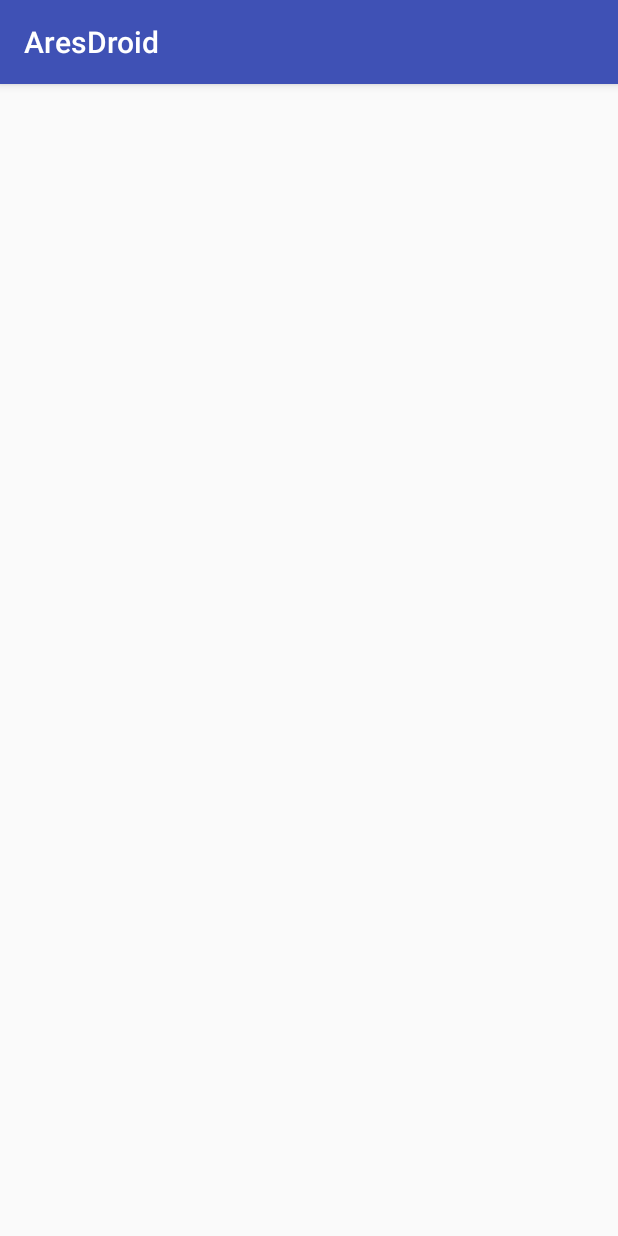
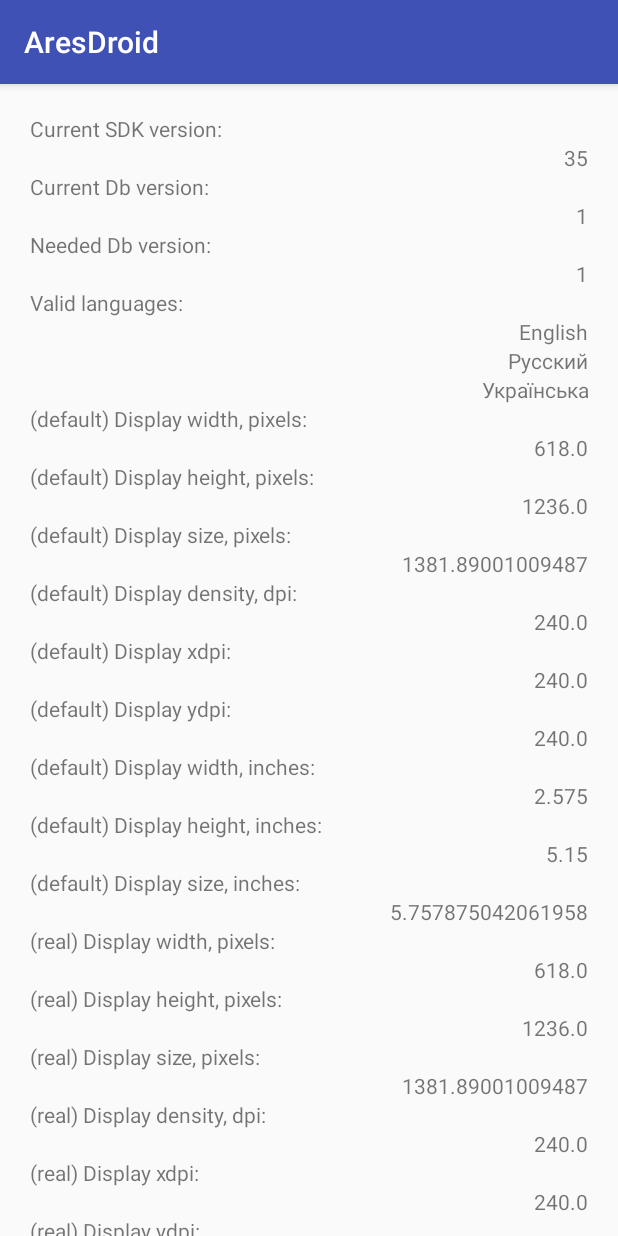
Before and after one commit to marbug/AresDroid, an Android app: the screen it shows after launch (MainActivity), on a phone screen of 412 x 824 dp. Run offline under Robolectric (Android 15) with nearby library versions, the phone set to English and light mode, and no system bars.

Commit message:
add AresDbHelper, AresInfoActivity, AresValidLanguage

```diff
--- /dev/null
+++ b/app/src/main/java/com/github/vavooon/aresdroid/AresDbHelper.java
@@ -0,0 +1,136 @@
+package com.github.vavooon.aresdroid;
+
+import android.content.Context;
+import android.database.Cursor;
+import android.database.sqlite.SQLiteDatabase;
+import android.database.sqlite.SQLiteOpenHelper;
+import android.provider.BaseColumns;
+import android.util.Log;
+
+import com.github.vavooon.aresdroid.entity.AresValidLanguage;
+
+import java.util.ArrayList;
+
+public class AresDbHelper extends SQLiteOpenHelper {
+    public static final String DATABASE_NAME = "ares.droid.db";
+    public static final String LOG_TAG = AresDbHelper.class.getSimpleName();
+
+    // If you change the database schema, you must increment the database version here:
+    public static final int DATABASE_VERSION = 1;
+
+    public AresDbHelper(Context context) {
+        super(context, DATABASE_NAME, null, DATABASE_VERSION);
+
+        Log.d(LOG_TAG, "constructor");
+    }
+
+    public static final class DbVersion implements BaseColumns {
+        public static final String TABLE_NAME = "db_version";
+
+        public static final String COLUMN_ID = "db_version_id";
+        public static final String COLUMN_NUMBER = "db_version_number";
+
+        public static final int COLUMN_INDEX_ID = 0;
+        public static final int COLUMN_INDEX_NUMBER = COLUMN_INDEX_ID + 1;
+    }
+
+    @Override
+    public void onCreate(SQLiteDatabase sqLiteDatabase) {
+        Log.d(LOG_TAG, "onCreate");
+
+        this.createDbVersionTable(sqLiteDatabase);
+        this.addDbVersion(sqLiteDatabase);
+
+        AresValidLanguage.createValidLanguageTable(sqLiteDatabase);
+        AresValidLanguage.addValidLanguages(sqLiteDatabase);
+    }
+
+    public void createDbVersionTable(SQLiteDatabase sqLiteDatabase) {
+        final String SQL_CREATE_DB_VERSION_TABLE = "CREATE TABLE " + DbVersion.TABLE_NAME + " (" +
+                DbVersion.COLUMN_ID + " INTEGER PRIMARY KEY, " +
+                DbVersion.COLUMN_NUMBER + " INTEGER NOT NULL " +
+                ");";
+        Log.d(LOG_TAG, "SQL_CREATE_DB_VERSION_TABLE: " + SQL_CREATE_DB_VERSION_TABLE);
+        sqLiteDatabase.execSQL(SQL_CREATE_DB_VERSION_TABLE);
+    }
+
+    public void dropDbVersionTable(SQLiteDatabase sqLiteDatabase) {
+        Log.d(LOG_TAG, "dropDbVersionTable");
+
+        final String SQL_DROP_DB_VERSION_TABLE = "DROP TABLE IF EXISTS " + DbVersion.TABLE_NAME;
+        Log.d(LOG_TAG, "SQL_DROP_DB_VERSION_TABLE: " + SQL_DROP_DB_VERSION_TABLE);
+        sqLiteDatabase.execSQL(SQL_DROP_DB_VERSION_TABLE);
+    }
+
+    public void addDbVersion(SQLiteDatabase sqLiteDatabase) {
+        final String SQL_INSERT_DB_VERSION_EN = "INSERT INTO " + DbVersion.TABLE_NAME + " (" +
+                DbVersion.COLUMN_ID + ", " +
+                DbVersion.COLUMN_NUMBER + ") " +
+                "VALUES (1, ?);";
+        Log.d(LOG_TAG, "SQL_INSERT_DB_VERSION_EN: " + SQL_INSERT_DB_VERSION_EN);
+
+        sqLiteDatabase.execSQL(SQL_INSERT_DB_VERSION_EN, new String[] {
+                Integer.toString(DATABASE_VERSION)
+        });
+    }
+
+    @Override
+    public void onUpgrade(SQLiteDatabase sqLiteDatabase, int oldVersion, int newVersion) {
+        Log.d(LOG_TAG, "onUpgrade");
+
+        // TODO: alter everything instead of recreation
+        AresValidLanguage.dropValidLanguageTable(sqLiteDatabase);
+        this.dropDbVersionTable(sqLiteDatabase);
+
+        this.onCreate(sqLiteDatabase);
+    }
+
+    public int getDbVersion() {
+        Log.d(LOG_TAG, "getDbVersion");
+
+        SQLiteDatabase db = this.getReadableDatabase();
+        Cursor cursor = db.rawQuery("select * from " + DbVersion.TABLE_NAME, null);
+
+        int version = 0;
+        if (cursor.getCount() > 0) {
+            cursor.moveToPosition(0);
+
+            version = cursor.getInt(DbVersion.COLUMN_INDEX_NUMBER);
+        }
+
+        if (!cursor.isClosed()) {
+            cursor.close();
+        }
+
+        return version;
+    }
+
+    public ArrayList<AresValidLanguage> getValidLanguages() {
+        Log.d(LOG_TAG, "getValidLanguages");
+
+        SQLiteDatabase db = this.getReadableDatabase();
+        Cursor cursor = db.rawQuery("select * from " + AresValidLanguage.db.TABLE_NAME, null);
+
+        ArrayList<AresValidLanguage> validLanguages = new ArrayList<AresValidLanguage>(0);
+
+        int numberOfRows = cursor.getCount();
+        if (numberOfRows > 0) {
+            for (int i = 0; i < numberOfRows; i++) {
+                cursor.moveToPosition(i);
+
+                AresValidLanguage validLanguage = new AresValidLanguage(
+                        cursor.getInt(AresValidLanguage.db.COLUMN_INDEX_ID),
+                        cursor.getString(AresValidLanguage.db.COLUMN_INDEX_CODE),
+                        cursor.getString(AresValidLanguage.db.COLUMN_INDEX_LABEL)
+                );
+                validLanguages.add(validLanguage);
+            }
+        }
+
+        if (!cursor.isClosed()) {
+            cursor.close();
+        }
+
+        return validLanguages;
+    }
+}
--- /dev/null
+++ b/app/src/main/java/com/github/vavooon/aresdroid/AresDisplayHelper.java
@@ -0,0 +1,62 @@
+package com.github.vavooon.aresdroid;
+
+import android.content.Context;
+import android.util.DisplayMetrics;
+import android.util.Log;
+import android.view.Display;
+import android.view.WindowManager;
+
+public class AresDisplayHelper {
+    public static final String LOG_TAG = AresDisplayHelper.class.getSimpleName();
+
+    public double widthPixels;
+    public double heightPixels;
+    public double sizePixels;
+    public double densityDpi;
+    public double xdpi;
+    public double ydpi;
+    public double widthInches;
+    public double heightInches;
+    public double sizeInches;
+
+    public AresDisplayHelper(Context context) {
+        Log.d(LOG_TAG, "constructor");
+
+        this.getInfo(context);
+    }
+
+    public void getInfo(Context context) {
+        this.getInfo(context, false);
+    }
+
+    public void getInfo(Context context, boolean isRealInfo) {
+        DisplayMetrics displayMetrics = new DisplayMetrics();
+
+        WindowManager windowManager = (WindowManager)context.getSystemService(Context.WINDOW_SERVICE);
+
+        Display display = windowManager.getDefaultDisplay();
+
+        if (!isRealInfo) {
+            display.getMetrics(displayMetrics);
+        }
+        else {
+            display.getRealMetrics(displayMetrics);
+        }
+
+        this.widthPixels = (double)displayMetrics.widthPixels;
+        this.heightPixels = (double)displayMetrics.heightPixels;
+        this.sizePixels = Math.sqrt(this.widthPixels * this.widthPixels + this.heightPixels *  this.heightPixels);
+        this.densityDpi = (double)displayMetrics.densityDpi;
+        this.xdpi = (double)displayMetrics.xdpi;
+        this.ydpi = (double)displayMetrics.ydpi;
+        this.widthInches = this.widthPixels / this.xdpi;
+        this.heightInches = this.heightPixels / this.ydpi;
+
+        if (this.xdpi == this.ydpi) {
+            this.sizeInches = this.sizePixels / this.xdpi;
+        }
+        else {
+            this.sizeInches = Math.sqrt(this.widthInches * this.widthInches + this.heightInches * this.heightInches);
+        }
+    }
+}
--- /dev/null
+++ b/app/src/main/java/com/github/vavooon/aresdroid/AresHelper.java
@@ -0,0 +1,21 @@
+package com.github.vavooon.aresdroid;
+
+import android.content.Context;
+import android.os.Build;
+import android.util.Log;
+
+public class AresHelper {
+    public static final String LOG_TAG = AresHelper.class.getSimpleName();
+
+    public int currentSdk;
+    public AresDbHelper db;
+    public AresDisplayHelper display;
+
+    public AresHelper(Context context) {
+        Log.d(LOG_TAG, "constructor");
+
+        this.currentSdk = Build.VERSION.SDK_INT;
+        this.db = new AresDbHelper(context);
+        this.display = new AresDisplayHelper(context);
+    }
+}
--- a/app/src/main/java/com/github/vavooon/aresdroid/MainActivity.java
+++ b/app/src/main/java/com/github/vavooon/aresdroid/MainActivity.java
@@ -1,22 +1,6 @@
 package com.github.vavooon.aresdroid;
 
-import android.support.v7.app.AppCompatActivity;
-import android.os.Bundle;
+import com.github.vavooon.aresdroid.activity.AresInfoActivity;
 
-public class MainActivity extends AppCompatActivity {
-
-    @Override
-    protected void onCreate(Bundle savedInstanceState) {
-        super.onCreate(savedInstanceState);
-        // setContentView(R.layout.activity_main);
-
-        prepareMainWindow();
-    }
-
-    private void prepareMainWindow() {
-        /**
-         * TODO: move current option to settings
-         */
-        // requestWindowFeature(Window.FEATURE_NO_TITLE);
-    }
+public class MainActivity extends AresInfoActivity {
 }
--- /dev/null
+++ b/app/src/main/java/com/github/vavooon/aresdroid/activity/AresInfoActivity.java
@@ -0,0 +1,201 @@
+package com.github.vavooon.aresdroid.activity;
+
+import android.os.Build;
+import android.os.Bundle;
+import android.support.v7.app.AppCompatActivity;
+import android.util.Log;
+import android.view.Gravity;
+import android.widget.ScrollView;
+import android.widget.TableLayout;
+import android.widget.TextView;
+
+import com.github.vavooon.aresdroid.AresHelper;
+import com.github.vavooon.aresdroid.entity.AresValidLanguage;
+
+import java.util.ArrayList;
+
+public class AresInfoActivity extends AppCompatActivity {
+    private static final String LOG_TAG = AresInfoActivity.class.getSimpleName();
+
+    private AresHelper aresHelper;
+
+    @Override
+    protected void onCreate(Bundle savedInstanceState) {
+        super.onCreate(savedInstanceState);
+        // setContentView(R.layout.activity_main);
+
+        aresHelper = new AresHelper(this);
+        // aresHelper.db.onUpgrade(aresHelper.db.getReadableDatabase(), 1, 2);
+
+        prepareMainWindow();
+    }
+
+    private void prepareMainWindow() {
+        Log.d(LOG_TAG, "prepareMainWindow");
+
+        /**
+         * TODO: move current option to settings
+         */
+        // requestWindowFeature(Window.FEATURE_NO_TITLE);
+
+        // prepare main view
+        ScrollView verticalScroll = new ScrollView(this);
+        verticalScroll.setVerticalScrollBarEnabled(true);
+
+        TableLayout innerTable = new TableLayout(this);
+        int padding = (int)aresHelper.display.widthPixels / 20;
+        if (padding < 10) {
+            padding = 10;
+        }
+        innerTable.setPadding(padding, padding, padding, padding);
+        verticalScroll.addView(innerTable);
+
+        // Show current SDK version
+        TextView staticLabel = new TextView(this);
+        staticLabel.setText("Current SDK version:");
+        innerTable.addView(staticLabel);
+
+        staticLabel = new TextView(this);
+        staticLabel.setText(Integer.toString(aresHelper.currentSdk));
+        staticLabel.setGravity(Gravity.RIGHT);
+        innerTable.addView(staticLabel);
+
+        // Show current DB version
+        staticLabel = new TextView(this);
+        staticLabel.setText("Current Db version:");
+        innerTable.addView(staticLabel);
+
+        staticLabel = new TextView(this);
+        int dbVersion = aresHelper.db.getDbVersion();
+        staticLabel.setText(Integer.toString(dbVersion));
+        staticLabel.setGravity(Gravity.RIGHT);
+        innerTable.addView(staticLabel);
+
+        // Show needed DB version
+        staticLabel = new TextView(this);
+        staticLabel.setText("Needed Db version:");
+        innerTable.addView(staticLabel);
+
+        staticLabel = new TextView(this);
+        staticLabel.setText(Integer.toString(aresHelper.db.DATABASE_VERSION));
+        staticLabel.setGravity(Gravity.RIGHT);
+        innerTable.addView(staticLabel);
+
+        // Show valid languages
+        staticLabel = new TextView(this);
+        staticLabel.setText("Valid languages:");
+        innerTable.addView(staticLabel);
+
+        ArrayList<AresValidLanguage> validLanguages = aresHelper.db.getValidLanguages();
+
+        for (AresValidLanguage validLanguage : validLanguages) {
+            TextView languageLabel = new TextView(this);
+            languageLabel.setText(validLanguage.label);
+            languageLabel.setGravity(Gravity.RIGHT);
+            innerTable.addView(languageLabel);
+        }
+
+        this.showDisplayInfo(innerTable, "(default) ");
+
+        if (aresHelper.currentSdk >= 17) {
+            aresHelper.display.getInfo(this, true);
+            this.showDisplayInfo(innerTable, "(real) ");
+        }
+
+        // set main view
+        setContentView(verticalScroll);
+    }
+
+    private void showDisplayInfo(TableLayout parentLayout, String prefix) {
+
+        // Display width in pixels
+        TextView staticLabel = new TextView(this);
+        staticLabel.setText(prefix + "Display width, pixels:");
+        parentLayout.addView(staticLabel);
+
+        staticLabel = new TextView(this);
+        staticLabel.setText(Double.toString(aresHelper.display.widthPixels));
+        staticLabel.setGravity(Gravity.RIGHT);
+        parentLayout.addView(staticLabel);
+
+        // Display height in pixels
+        staticLabel = new TextView(this);
+        staticLabel.setText(prefix + "Display height, pixels:");
+        parentLayout.addView(staticLabel);
+
+        staticLabel = new TextView(this);
+        staticLabel.setText(Double.toString(aresHelper.display.heightPixels));
+        staticLabel.setGravity(Gravity.RIGHT);
+        parentLayout.addView(staticLabel);
+
+        // Display size in pixels
+        staticLabel = new TextView(this);
+        staticLabel.setText(prefix + "Display size, pixels:");
+        parentLayout.addView(staticLabel);
+
+        staticLabel = new TextView(this);
+        staticLabel.setText(Double.toString(aresHelper.display.sizePixels));
+        staticLabel.setGravity(Gravity.RIGHT);
+        parentLayout.addView(staticLabel);
+
+        // Display density
+        staticLabel = new TextView(this);
+        staticLabel.setText(prefix + "Display density, dpi:");
+        parentLayout.addView(staticLabel);
+
+        staticLabel = new TextView(this);
+        staticLabel.setText(Double.toString(aresHelper.display.densityDpi));
+        staticLabel.setGravity(Gravity.RIGHT);
+        parentLayout.addView(staticLabel);
+
+        // Display xdpi
+        staticLabel = new TextView(this);
+        staticLabel.setText(prefix + "Display xdpi:");
+        parentLayout.addView(staticLabel);
+
+        staticLabel = new TextView(this);
+        staticLabel.setText(Double.toString(aresHelper.display.xdpi));
+        staticLabel.setGravity(Gravity.RIGHT);
+        parentLayout.addView(staticLabel);
+
+        // Display ydpi
+        staticLabel = new TextView(this);
+        staticLabel.setText(prefix + "Display ydpi:");
+        parentLayout.addView(staticLabel);
+
+        staticLabel = new TextView(this);
+        staticLabel.setText(Double.toString(aresHelper.display.ydpi));
+        staticLabel.setGravity(Gravity.RIGHT);
+        parentLayout.addView(staticLabel);
+
+        // Display width in inches
+        staticLabel = new TextView(this);
+        staticLabel.setText(prefix + "Display width, inches:");
+        parentLayout.addView(staticLabel);
+
+        staticLabel = new TextView(this);
+        staticLabel.setText(Double.toString(aresHelper.display.widthInches));
+        staticLabel.setGravity(Gravity.RIGHT);
+        parentLayout.addView(staticLabel);
+
+        // Display height in inches
+        staticLabel = new TextView(this);
+        staticLabel.setText(prefix + "Display height, inches:");
+        parentLayout.addView(staticLabel);
+
+        staticLabel = new TextView(this);
+        staticLabel.setText(Double.toString(aresHelper.display.heightInches));
+        staticLabel.setGravity(Gravity.RIGHT);
+        parentLayout.addView(staticLabel);
+
+        // Display size in inches
+        staticLabel = new TextView(this);
+        staticLabel.setText(prefix + "Display size, inches:");
+        parentLayout.addView(staticLabel);
+
+        staticLabel = new TextView(this);
+        staticLabel.setText(Double.toString(aresHelper.display.sizeInches));
+        staticLabel.setGravity(Gravity.RIGHT);
+        parentLayout.addView(staticLabel);
+    }
+}
--- /dev/null
+++ b/app/src/main/java/com/github/vavooon/aresdroid/entity/AresValidLanguage.java
@@ -0,0 +1,76 @@
+package com.github.vavooon.aresdroid.entity;
+
+import android.database.sqlite.SQLiteDatabase;
+import android.provider.BaseColumns;
+import android.util.Log;
+
+public class AresValidLanguage {
+    private static final String LOG_TAG = AresValidLanguage.class.getSimpleName();
+
+    public int id;
+    public String code;
+    public String label;
+
+    public AresValidLanguage(int id, String code, String label) {
+        this.id = id;
+        this.code = code;
+        this.label = label;
+    }
+
+    public static final class db implements BaseColumns {
+        public static final String TABLE_NAME = "valid_language";
+
+        public static final String COLUMN_ID = "valid_language_id";
+        public static final String COLUMN_CODE = "valid_language_code";
+        public static final String COLUMN_LABEL = "valid_language_label";
+
+        public static final int COLUMN_INDEX_ID = 0;
+        public static final int COLUMN_INDEX_CODE = COLUMN_INDEX_ID + 1;
+        public static final int COLUMN_INDEX_LABEL = COLUMN_INDEX_CODE + 1;
+    }
+
+    public static void createValidLanguageTable(SQLiteDatabase sqLiteDatabase) {
+        final String SQL_CREATE_VALID_LANGUAGE_TABLE = "CREATE TABLE " + db.TABLE_NAME + " (" +
+                db.COLUMN_ID + " INTEGER PRIMARY KEY, " +
+                db.COLUMN_CODE + " TEXT UNIQUE NOT NULL, " +
+                db.COLUMN_LABEL + " TEXT UNIQUE NOT NULL " +
+                ");";
+        Log.d(LOG_TAG, "SQL_CREATE_VALID_LANGUAGE_TABLE: " + SQL_CREATE_VALID_LANGUAGE_TABLE);
+        sqLiteDatabase.execSQL(SQL_CREATE_VALID_LANGUAGE_TABLE);
+    }
+
+    public static void dropValidLanguageTable(SQLiteDatabase sqLiteDatabase) {
+        Log.d(LOG_TAG, "dropValidLanguageTable");
+
+        final String SQL_DROP_VALID_LANGUAGE_TABLE = "DROP TABLE IF EXISTS " + db.TABLE_NAME;
+        Log.d(LOG_TAG, "SQL_DROP_VALID_LANGUAGE_TABLE: " + SQL_DROP_VALID_LANGUAGE_TABLE);
+        sqLiteDatabase.execSQL(SQL_DROP_VALID_LANGUAGE_TABLE);
+    }
+
+    public static void addValidLanguages(SQLiteDatabase sqLiteDatabase) {
+        final String SQL_INSERT_VALID_LANGUAGE_EN = "INSERT INTO " + db.TABLE_NAME + " (" +
+                db.COLUMN_ID + ", " +
+                db.COLUMN_CODE + ", " +
+                db.COLUMN_LABEL + ") " +
+                "VALUES (1, 'en', 'English');";
+        Log.d(LOG_TAG, "SQL_INSERT_VALID_LANGUAGE_EN: " + SQL_INSERT_VALID_LANGUAGE_EN);
+
+        final String SQL_INSERT_VALID_LANGUAGE_RU = "INSERT INTO " + db.TABLE_NAME + " (" +
+                db.COLUMN_ID + ", " +
+                db.COLUMN_CODE + ", " +
+                db.COLUMN_LABEL + ") " +
+                "VALUES (2, 'ru', 'Русский');";
+        Log.d(LOG_TAG, "SQL_INSERT_VALID_LANGUAGE_RU: " + SQL_INSERT_VALID_LANGUAGE_RU);
+
+        final String SQL_INSERT_VALID_LANGUAGE_UK = "INSERT INTO " + db.TABLE_NAME + " (" +
+                db.COLUMN_ID + ", " +
+                db.COLUMN_CODE + ", " +
+                db.COLUMN_LABEL + ") " +
+                "VALUES (3, 'uk', 'Українська');";
+        Log.d(LOG_TAG, "SQL_INSERT_VALID_LANGUAGE_UK: " + SQL_INSERT_VALID_LANGUAGE_UK);
+
+        sqLiteDatabase.execSQL(SQL_INSERT_VALID_LANGUAGE_EN);
+        sqLiteDatabase.execSQL(SQL_INSERT_VALID_LANGUAGE_RU);
+        sqLiteDatabase.execSQL(SQL_INSERT_VALID_LANGUAGE_UK);
+    }
+}
```
